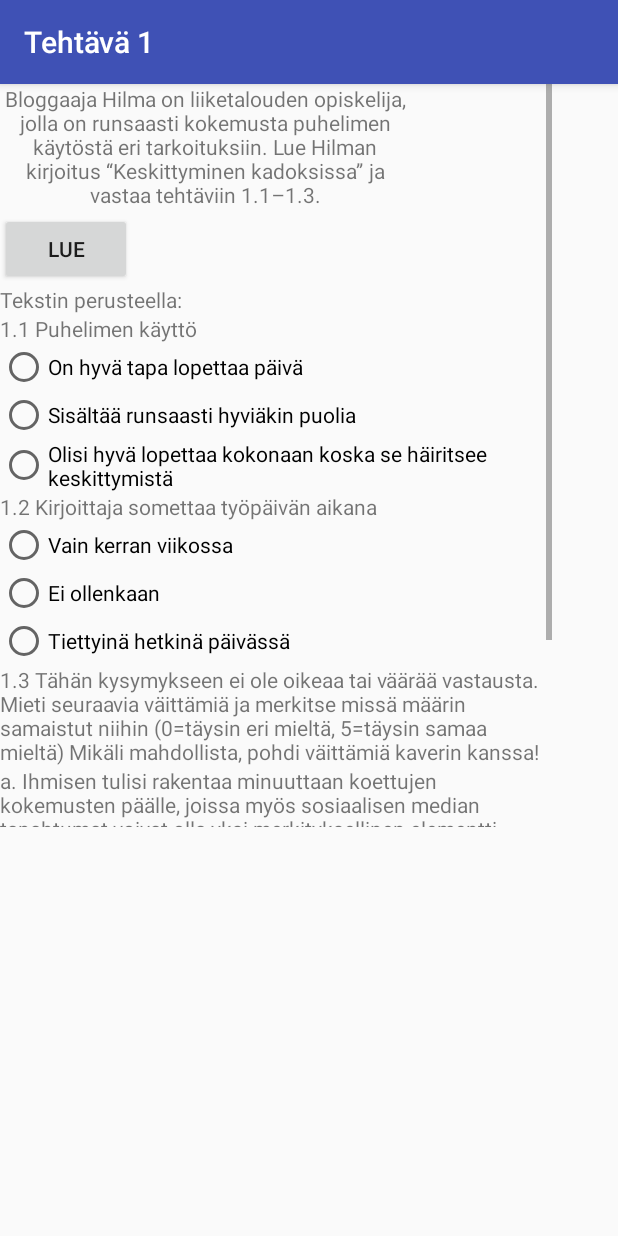
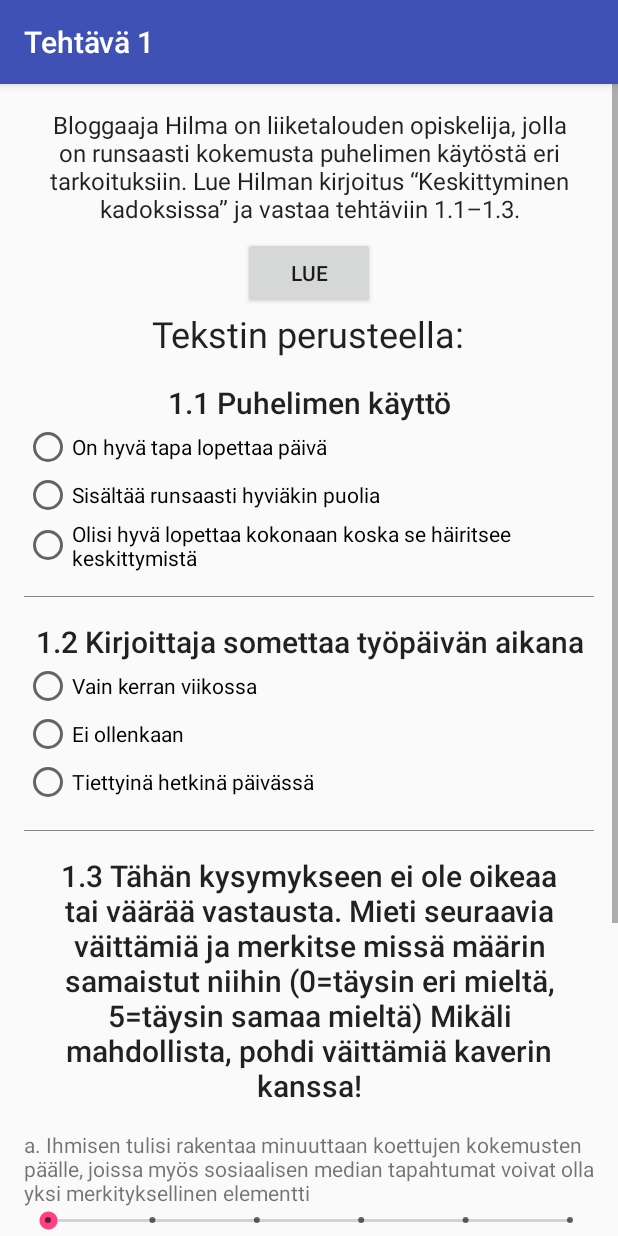
Before and after one commit to areee/RiippuvaisApp, an Android app: the Exercise1Activity screen opened directly, with no data from a screen before it, on a phone screen of 412 x 824 dp. Run offline under Robolectric (Android 15) with nearby library versions, the light colour scheme and no system bars.

Commit message:
exercise 1 layout + content done

```diff
--- a/app/src/main/java/fi/uta/riippuvaisapp/Exercise1Activity.java
+++ b/app/src/main/java/fi/uta/riippuvaisapp/Exercise1Activity.java
@@ -14,15 +14,26 @@ public class Exercise1Activity extends AppCompatActivity {
         super.onCreate(savedInstanceState);
         setContentView(R.layout.activity_exercise1);
 
-        Button read = (Button) findViewById(R.id.read_exercise1_button);
+//        Button read = (Button) findViewById(R.id.read_exercise1_button);
+//
+//        read.setOnClickListener(new View.OnClickListener() {
+//            @Override
+//            public void onClick(View v) {
+//                Intent intent = new Intent(Intent.ACTION_VIEW);
+//                intent.setData(Uri.parse("http://www.stoori.fi/hilmamaria/kasipuhelin-keskittyminen-kadoksissa/"));
+//                startActivity(intent);
+//            }
+//        });
+    }
 
-        read.setOnClickListener(new View.OnClickListener() {
-            @Override
-            public void onClick(View v) {
-                Intent intent = new Intent(Intent.ACTION_VIEW);
-                intent.setData(Uri.parse("http://www.stoori.fi/hilmamaria/kasipuhelin-keskittyminen-kadoksissa/"));
-                startActivity(intent);
-            }
-        });
+    public void startReadPage(View v) {
+        Intent intent = new Intent(Intent.ACTION_VIEW);
+        intent.setData(Uri.parse("http://www.stoori.fi/hilmamaria/kasipuhelin-keskittyminen-kadoksissa/"));
+        startActivity(intent);
     }
+
+    public void checkAnswers(View v) {
+
+    }
+
 }
--- a/app/src/main/res/layout/activity_exercise1.xml
+++ b/app/src/main/res/layout/activity_exercise1.xml
@@ -1,161 +1,140 @@
 <?xml version="1.0" encoding="utf-8"?>
-<android.support.constraint.ConstraintLayout xmlns:android="http://schemas.android.com/apk/res/android"
-    xmlns:app="http://schemas.android.com/apk/res-auto"
+
+<ScrollView xmlns:android="http://schemas.android.com/apk/res/android"
     xmlns:tools="http://schemas.android.com/tools"
     android:layout_width="match_parent"
-    android:layout_height="match_parent"
-    tools:context="fi.uta.riippuvaisapp.Exercise1Activity"
-    tools:layout_editor_absoluteY="100dp"
-    tools:layout_editor_absoluteX="100dp">
-
-    <ScrollView
-        android:layout_width="368dp"
-        android:layout_height="495dp"
-        tools:layout_editor_absoluteX="8dp"
-        tools:layout_editor_absoluteY="8dp">
+    android:layout_height="match_parent">
 
     <LinearLayout
         android:layout_width="match_parent"
         android:layout_height="wrap_content"
-            android:orientation="vertical">
+        android:orientation="vertical"
+        android:paddingBottom="@dimen/activity_vertical_margin"
+        android:paddingLeft="@dimen/activity_horizontal_margin"
+        android:paddingRight="@dimen/activity_horizontal_margin"
+        android:paddingTop="@dimen/activity_vertical_margin"
+        tools:context=".Exercise1Activity">
 
         <TextView
-                android:id="@+id/textView2"
-                android:layout_width="273dp"
+            android:id="@+id/exercise1_text"
+            android:layout_width="wrap_content"
             android:layout_height="86dp"
+            android:layout_gravity="center"
             android:text="@string/exercise1_help_text"
             android:textAlignment="center"
-                android:typeface="normal"
-                app:layout_constraintBottom_toTopOf="@+id/read_exercise1_button"
-                app:layout_constraintHorizontal_bias="0.504"
-                app:layout_constraintLeft_toLeftOf="parent"
-                app:layout_constraintRight_toRightOf="parent"
-                app:layout_constraintTop_toTopOf="parent"
-                app:layout_constraintVertical_bias="1.0" />
+            android:textAppearance="@android:style/TextAppearance.Material.Subhead" />
 
         <Button
             android:id="@+id/read_exercise1_button"
             android:layout_width="wrap_content"
             android:layout_height="wrap_content"
-                android:text="Lue"
-                app:layout_constraintBottom_toBottomOf="parent"
-                app:layout_constraintLeft_toLeftOf="parent"
-                app:layout_constraintRight_toRightOf="parent"
-                app:layout_constraintTop_toTopOf="parent"
-                app:layout_constraintVertical_bias="0.246" />
+            android:layout_gravity="center"
+            android:onClick="startReadPage"
+            android:text="@string/read_exercise1_button" />
 
         <TextView
-                android:id="@+id/textView3"
+            android:id="@+id/exercise1_title1"
             android:layout_width="wrap_content"
             android:layout_height="wrap_content"
+            android:layout_gravity="center"
             android:text="Tekstin perusteella:"
-                app:layout_constraintBottom_toBottomOf="parent"
-                app:layout_constraintHorizontal_bias="0.213"
-                app:layout_constraintLeft_toLeftOf="parent"
-                app:layout_constraintRight_toRightOf="parent"
-                app:layout_constraintTop_toTopOf="parent"
-                app:layout_constraintVertical_bias="0.38" />
+            android:textAppearance="@android:style/TextAppearance.Material.Headline" />
 
         <TextView
-                android:id="@+id/textView5"
+            android:id="@+id/exercise1_title2"
             android:layout_width="wrap_content"
             android:layout_height="wrap_content"
-                android:text="1.1 Puhelimen käyttö"
-                app:layout_constraintBottom_toBottomOf="parent"
-                app:layout_constraintHorizontal_bias="0.22"
-                app:layout_constraintLeft_toLeftOf="parent"
-                app:layout_constraintRight_toRightOf="parent"
-                app:layout_constraintTop_toBottomOf="@+id/textView3"
-                app:layout_constraintVertical_bias="0.069" />
+            android:layout_gravity="center"
+            android:paddingTop="@dimen/activity_vertical_margin"
+            android:text="@string/exercise1_title2"
+            android:textAlignment="center"
+            android:textAppearance="@android:style/TextAppearance.Material.Title" />
 
         <RadioGroup
-                android:id="@+id/radioGroup"
+            android:id="@+id/exercise1_radioGroup1"
             android:layout_width="match_parent"
-                android:layout_height="match_parent"
-                app:layout_constraintBottom_toBottomOf="parent"
-                app:layout_constraintHorizontal_bias="0.504"
-                app:layout_constraintLeft_toLeftOf="parent"
-                app:layout_constraintRight_toRightOf="parent"
-                app:layout_constraintTop_toBottomOf="@+id/textView5"
-                app:layout_constraintVertical_bias="0.085">
+            android:layout_height="match_parent">
 
             <RadioButton
-                    android:id="@+id/radioButton3"
+                android:id="@+id/exercise1_radioButton1"
                 android:layout_width="match_parent"
                 android:layout_height="wrap_content"
                 android:text="On hyvä tapa lopettaa päivä" />
 
             <RadioButton
-                    android:id="@+id/radioButton2"
+                android:id="@+id/exercise1_radioButton2"
                 android:layout_width="match_parent"
                 android:layout_height="wrap_content"
                 android:text="Sisältää runsaasti hyviäkin puolia" />
 
             <RadioButton
-                    android:id="@+id/radioButton"
+                android:id="@+id/exercise1_radioButton3"
                 android:layout_width="match_parent"
-                    android:layout_height="match_parent"
-                    android:text="Olisi hyvä lopettaa kokonaan koska se häiritsee keskittymistä"
-                    tools:layout_editor_absoluteX="125dp"
-                    tools:layout_editor_absoluteY="252dp" />
-
+                android:layout_height="wrap_content"
+                android:text="Olisi hyvä lopettaa kokonaan koska se häiritsee keskittymistä" />
         </RadioGroup>
 
+        <View
+            android:layout_width="fill_parent"
+            android:layout_height="0.5dp"
+            android:layout_marginTop="@dimen/activity_horizontal_margin"
+            android:background="#888888" />
+
         <TextView
-                android:id="@+id/textView6"
+            android:id="@+id/exercise1_title3"
             android:layout_width="wrap_content"
             android:layout_height="wrap_content"
+            android:layout_gravity="center"
+            android:paddingTop="@dimen/activity_vertical_margin"
             android:text="1.2 Kirjoittaja somettaa työpäivän aikana"
-                app:layout_constraintBottom_toBottomOf="parent"
-                app:layout_constraintHorizontal_bias="0.427"
-                app:layout_constraintLeft_toLeftOf="parent"
-                app:layout_constraintRight_toRightOf="parent"
-                app:layout_constraintTop_toBottomOf="@+id/radioGroup"
-                app:layout_constraintVertical_bias="0.141" />
+            android:textAlignment="center"
+            android:textAppearance="@android:style/TextAppearance.Material.Title" />
 
         <RadioGroup
+            android:id="@+id/exercise1_radioGroup2"
             android:layout_width="match_parent"
-                android:layout_height="match_parent"
-                app:layout_constraintBottom_toBottomOf="parent"
-                app:layout_constraintHorizontal_bias="0.291"
-                app:layout_constraintLeft_toLeftOf="parent"
-                app:layout_constraintRight_toRightOf="parent"
-                app:layout_constraintTop_toBottomOf="@+id/textView6"
-                app:layout_constraintVertical_bias="0.684">
+            android:layout_height="match_parent">
 
             <RadioButton
-                    android:id="@+id/radioButton4"
-                    android:layout_width="wrap_content"
+                android:id="@+id/exercise1_radioButton4"
+                android:layout_width="match_parent"
                 android:layout_height="wrap_content"
-                    android:layout_weight="1"
                 android:text="Vain kerran viikossa" />
 
             <RadioButton
-                    android:id="@+id/radioButton5"
-                    android:layout_width="wrap_content"
+                android:id="@+id/exercise1_radioButton5"
+                android:layout_width="match_parent"
                 android:layout_height="wrap_content"
-                    android:layout_weight="1"
                 android:text="Ei ollenkaan" />
 
             <RadioButton
-                    android:id="@+id/radioButton6"
-                    android:layout_width="wrap_content"
+                android:id="@+id/exercise1_radioButton6"
+                android:layout_width="match_parent"
                 android:layout_height="wrap_content"
-                    android:layout_weight="1"
                 android:text="Tiettyinä hetkinä päivässä" />
 
         </RadioGroup>
 
+        <View
+            android:layout_width="fill_parent"
+            android:layout_height="0.5dp"
+            android:layout_marginTop="@dimen/activity_horizontal_margin"
+            android:background="#888888" />
+
         <TextView
-                android:id="@+id/textView4"
+            android:id="@+id/exercise1_title4"
             android:layout_width="match_parent"
             android:layout_height="wrap_content"
-                android:text="1.3 Tähän kysymykseen ei ole oikeaa tai väärää vastausta. Mieti seuraavia väittämiä ja merkitse missä määrin samaistut niihin (0=täysin eri mieltä, 5=täysin samaa mieltä) Mikäli mahdollista, pohdi väittämiä kaverin kanssa!" />
+            android:paddingTop="@dimen/activity_vertical_margin"
+            android:text="1.3 Tähän kysymykseen ei ole oikeaa tai väärää vastausta. Mieti seuraavia väittämiä ja merkitse missä määrin samaistut niihin (0=täysin eri mieltä, 5=täysin samaa mieltä) Mikäli mahdollista, pohdi väittämiä kaverin kanssa!"
+            android:textAlignment="center"
+            android:textAppearance="@android:style/TextAppearance.Material.Title" />
 
         <TextView
-                android:id="@+id/textView7"
+            android:id="@+id/exercise1_title5"
             android:layout_width="match_parent"
             android:layout_height="wrap_content"
+            android:paddingTop="@dimen/activity_vertical_margin"
             android:text="a. Ihmisen tulisi rakentaa minuuttaan koettujen kokemusten päälle, joissa myös sosiaalisen median tapahtumat voivat olla yksi merkityksellinen elementti" />
 
         <SeekBar
@@ -164,27 +143,62 @@
             android:layout_width="match_parent"
             android:layout_height="wrap_content"
             android:max="5"
-                android:progress="1" />
+            android:progress="0" />
 
         <TextView
-                android:id="@+id/textView8"
+            android:id="@+id/exercise1_title6"
             android:layout_width="match_parent"
             android:layout_height="wrap_content"
+            android:paddingTop="@dimen/activity_vertical_margin"
             android:text="b. Ihmisen tulisi rakentaa minuuttaan todellisten kokemusten päälle, joiden kokemista puhelimen käyttö vain rajoittaa" />
 
-            <TextView
-                android:id="@+id/textView9"
+        <SeekBar
+            android:id="@+id/seekBar_exercise1_2"
+            style="@style/Widget.AppCompat.SeekBar.Discrete"
             android:layout_width="match_parent"
             android:layout_height="wrap_content"
+            android:max="5"
+            android:progress="0" />
+
+        <TextView
+            android:id="@+id/exercise1_title7"
+            android:layout_width="match_parent"
+            android:layout_height="wrap_content"
+            android:paddingTop="@dimen/activity_vertical_margin"
             android:text="c. Sosiaalisen median kautta saatava vaikutelma henkilöstä on nykyään yhtä merkityksellinen kuin henkilön vaatetuksen ja muun ulkoasun antama vaikutelma." />
 
-            <TextView
-                android:id="@+id/textView10"
+        <SeekBar
+            android:id="@+id/seekBar_exercise1_3"
+            style="@style/Widget.AppCompat.SeekBar.Discrete"
             android:layout_width="match_parent"
             android:layout_height="wrap_content"
+            android:max="5"
+            android:progress="0" />
+
+        <TextView
+            android:id="@+id/exercise1_title8"
+            android:layout_width="match_parent"
+            android:layout_height="wrap_content"
+            android:paddingTop="@dimen/activity_vertical_margin"
             android:text="d. Ystävien kanssa vietetty aika saa lisäarvoa jos siitä jää muiston lisäksi kuvamateriaalia." />
+
+        <SeekBar
+            android:id="@+id/seekBar_exercise1_4"
+            style="@style/Widget.AppCompat.SeekBar.Discrete"
+            android:layout_width="match_parent"
+            android:layout_height="wrap_content"
+            android:max="5"
+            android:progress="0" />
+
+        <Button
+            android:id="@+id/exercise1_ready_button"
+            android:layout_width="wrap_content"
+            android:layout_height="wrap_content"
+            android:layout_gravity="center"
+            android:onClick="checkAnswers"
+            android:text="Tarkista vastaukset" />
 
     </LinearLayout>
 </ScrollView>
 
-</android.support.constraint.ConstraintLayout>
+    <!--</android.support.constraint.ConstraintLayout>-->
--- a/app/src/main/res/values/strings.xml
+++ b/app/src/main/res/values/strings.xml
@@ -19,4 +19,6 @@
     <string name="title_activity_first_start">FirstStartActivity</string>
     <string name="section_format">Hello World from section: %1$d</string>
     <string name="first_start_text1">Tervetuloa käyttämään xx:ää! Tämä sovellus auttaa sinua löytämään sopivan tavoitteen puhelimen käytön tiheyteen ja pääsemään sitä kohti.  Voit käyttää sovellusta pelkkään käytön seurantaan tai suorittaa ohjelman joka sisältää aiheeseen liittyviä tehtäviä sekä kolme eri osiota. Osiot ovat kokeilujakso, tavoitteen asettaminen sekä tavoitteeseen tähtäävä käyttö.</string>
+    <string name="exercise1_title2">1.1 Puhelimen käyttö</string>
+    <string name="read_exercise1_button">Lue</string>
 </resources>
```
Lines whose indentation alone changed are shown as unchanged.
